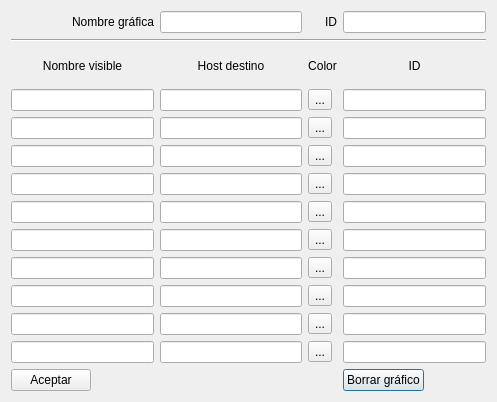
First picture: the form in src/Dialogs/DlgEditPingChart.ui, repository silderan/MuNeDO, before the edit.
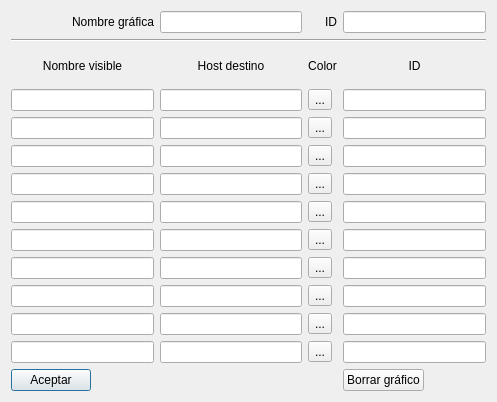
Second picture: the form after the edit.

Diff of the .ui file:
```diff
--- a/src/Dialogs/DlgEditPingChart.ui
+++ b/src/Dialogs/DlgEditPingChart.ui
@@ -117,6 +117,9 @@
      <property name="text">
       <string>Borrar gráfico</string>
      </property>
+     <property name="autoDefault">
+      <bool>false</bool>
+     </property>
     </widget>
    </item>
    <item row="10" column="0">
@@ -210,6 +213,12 @@
      <property name="text">
       <string>Aceptar</string>
      </property>
+     <property name="autoDefault">
+      <bool>false</bool>
+     </property>
+     <property name="default">
+      <bool>true</bool>
+     </property>
     </widget>
    </item>
    <item row="7" column="1">
```
